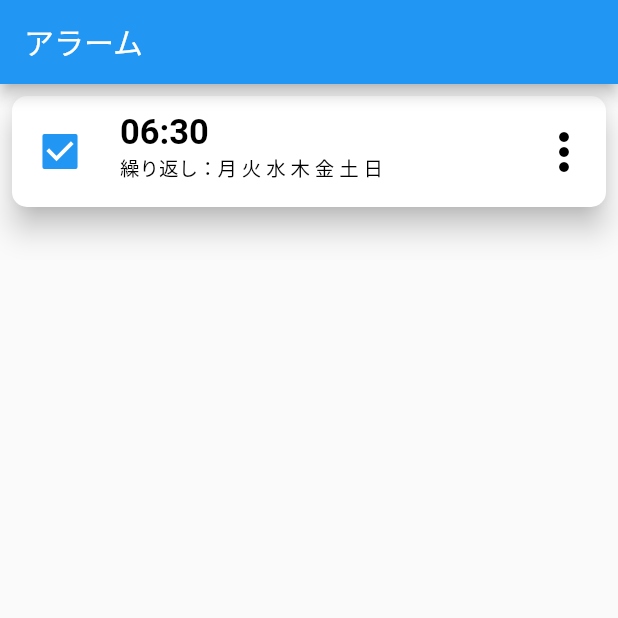
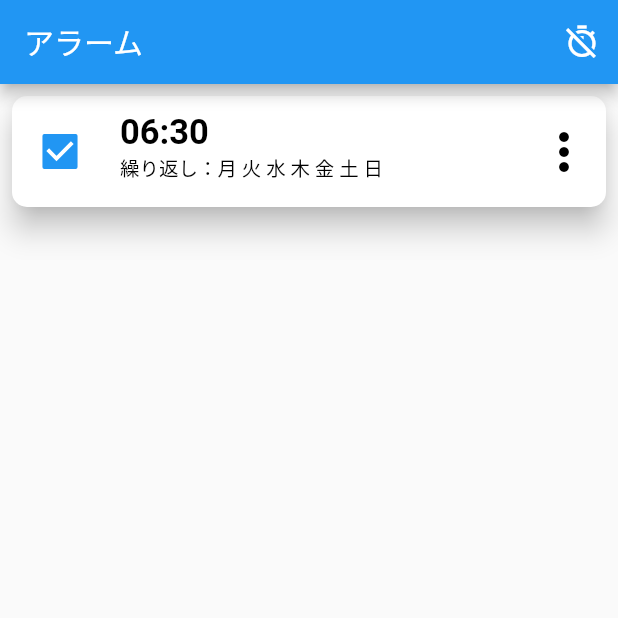
Before and after one commit to TakahitoNakayama/original_alarm, a Flutter app: the screen it shows after launch, on a phone screen of 412 x 824 dp, the top half of it. Run offline on Flutter 3.47's test engine with Material 2 defaults, Android fonts, the phone set to English and light mode, and no system bars; drawn by our look-alikes of dropdown_button2; our stand-ins replace hooks_riverpod.

Commit message:
一時停止ボタンを作成

```diff
--- a/lib/alarm_route.dart
+++ b/lib/alarm_route.dart
@@ -13,6 +13,14 @@ class AlarmPage extends HookConsumerWidget {
     return Scaffold(
       appBar: AppBar(
         title: const Text('アラーム'),
+        actions: [
+          IconButton(
+            icon: const Icon(
+              Icons.timer_off_outlined
+            ),
+            onPressed: () {},
+          ),
+        ],
       ),
       body: Column(
         children: [
```
